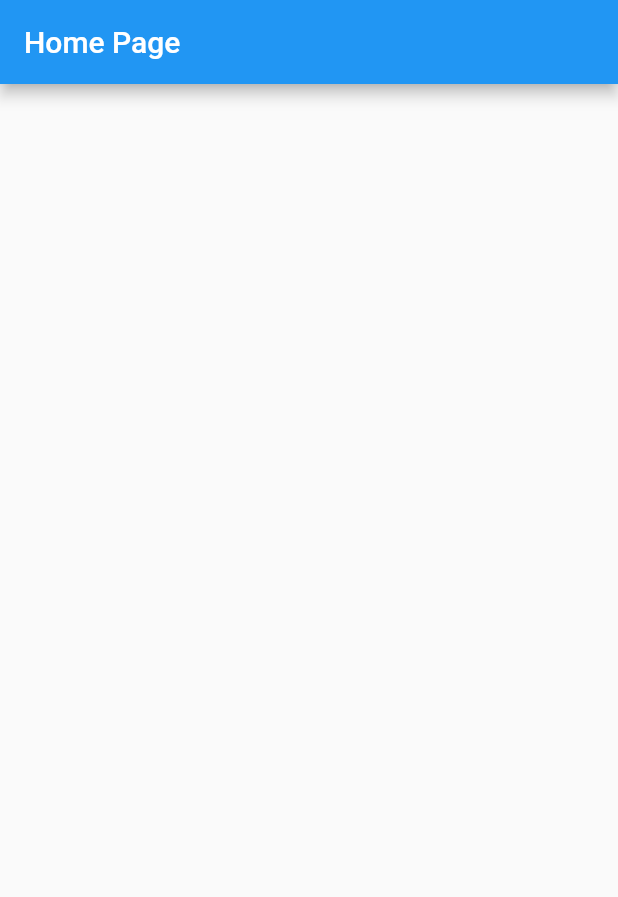
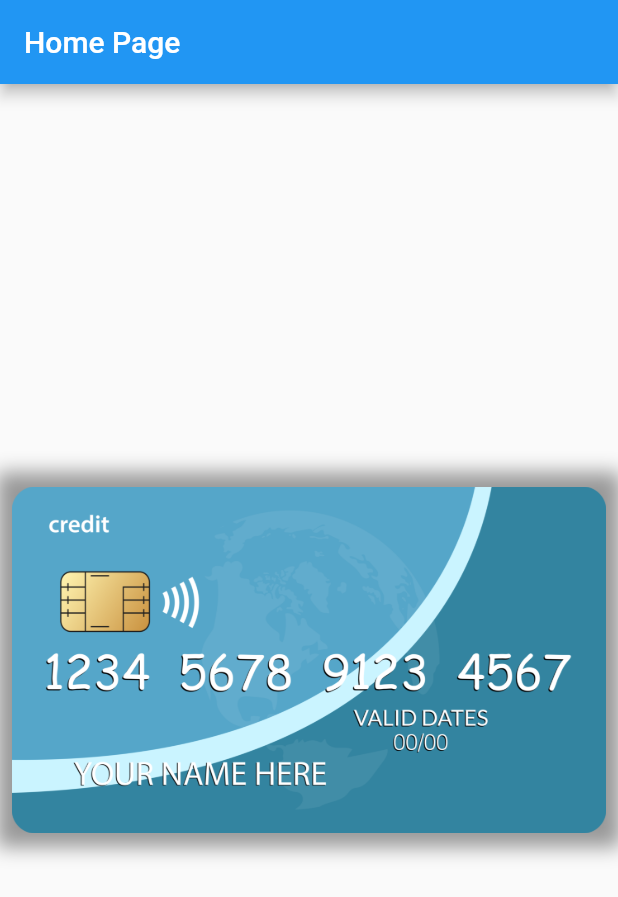
Before and after one commit to AritraPal147/Flutter-Hooks-Testing-8, a Flutter app: the screen it shows after launch, on a phone screen of 412 x 824 dp. Shown: the top 897 px of the screen. Run offline on Flutter 3.47's test engine with Material 2 defaults, Android fonts, the phone set to English and light mode, and no system bars; our stand-ins replace flutter_hooks.

```diff
--- a/lib/main.dart
+++ b/lib/main.dart
@@ -15,12 +15,41 @@ void main() {
 class HomePage extends HookWidget {
   const HomePage({Key? key}) : super(key: key);
 
+  /// [state] stores the AppLifecycleState which allows us to hide
+  /// sensitive information when app is minimized and snapshot of app
+  /// is shown in recent apps
   @override
   Widget build(BuildContext context) {
+    final state = useAppLifecycleState();
+
     return Scaffold(
       appBar: AppBar(
         title: const Text('Home Page'),
       ),
+      body: Align(
+        alignment: Alignment.center,
+        child: Padding(
+          padding: const EdgeInsets.all(8.0),
+          child: Opacity(
+            /// Checks is current state is AppLifecycleState.resumed
+            /// If true, then opacity is set to 1.0
+            ///
+            /// If false, then app in minimized, so the sensitive information must be
+            /// hidden -> opacity is set to 0.0
+            opacity: state == AppLifecycleState.resumed ? 1.0 : 0.0,
+            child: Container(
+              decoration: BoxDecoration(boxShadow: [
+                BoxShadow(
+                  blurRadius: 10,
+                  color: Colors.black.withAlpha(100),
+                  spreadRadius: 10,
+                )
+              ]),
+              child: Image.asset('assets/card.png'),
+            ),
+          ),
+        ),
+      ),
     );
   }
 }
--- a/pubspec.yaml
+++ b/pubspec.yaml
@@ -58,7 +58,8 @@ flutter:
   # included with your application, so that you can use the icons in
   # the material Icons class.
   uses-material-design: true
-
+  assets:
+    - assets/card.png
   # To add assets to your application, add an assets section, like this:
   # assets:
   #   - images/a_dot_burr.jpeg
```
Also changed, not shown: assets/card.png (added).
